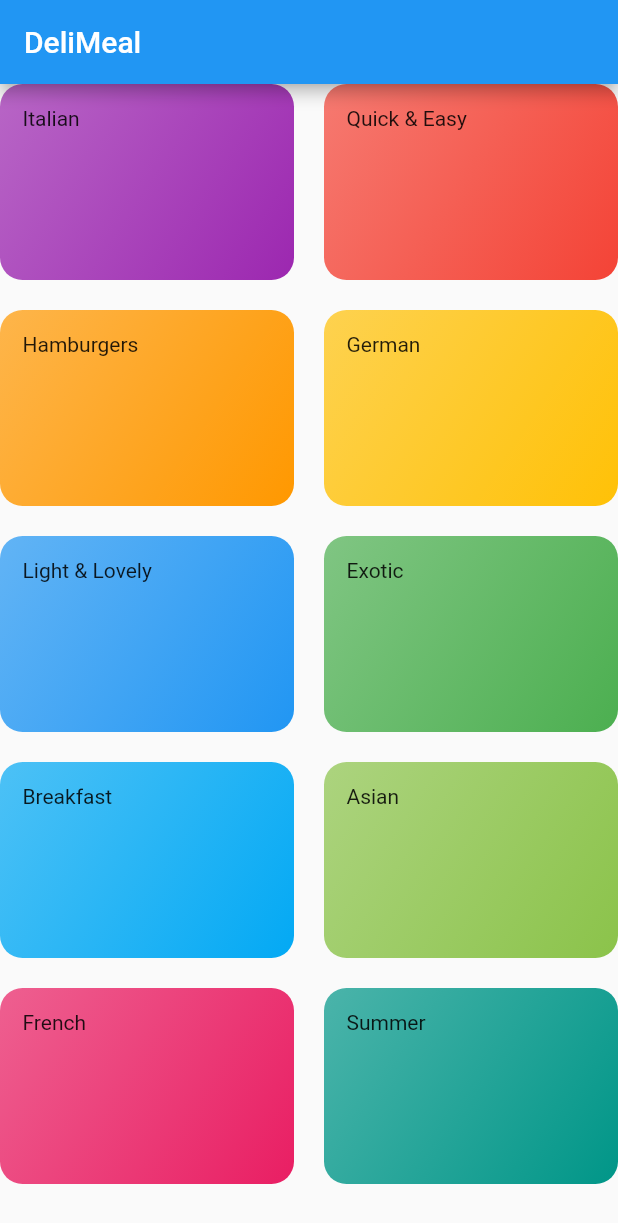
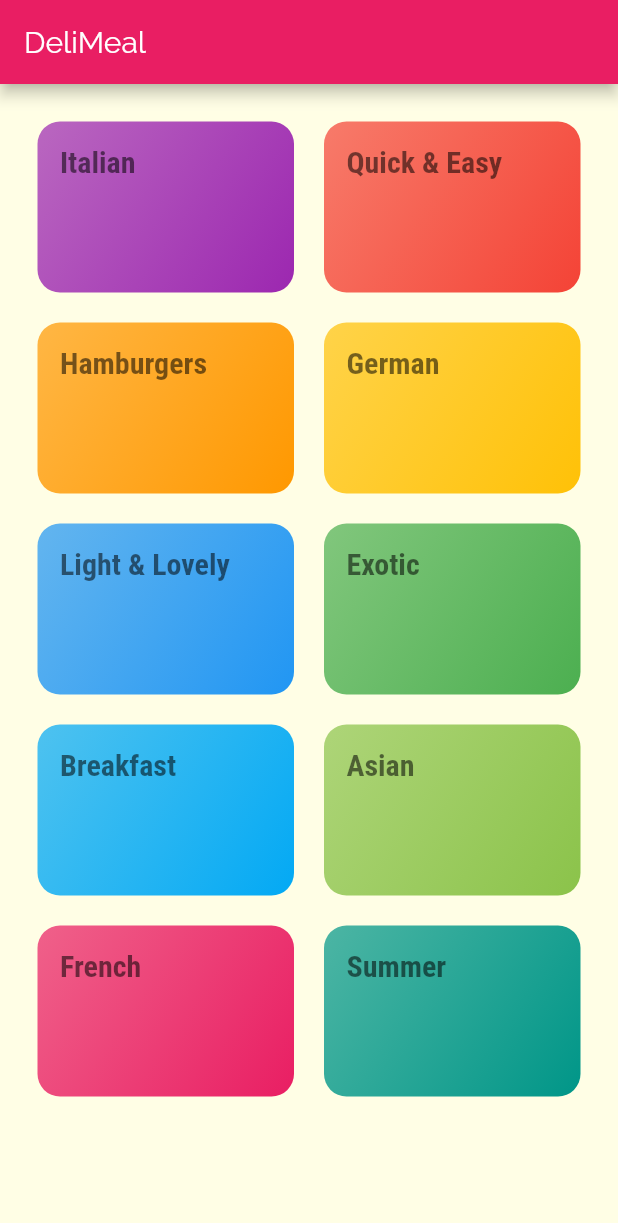
Before and after one commit to kguertin/learn_flutter, a Flutter app: the screen it shows after launch, on a phone screen of 412 x 824 dp. Shown: the top 1223 px of the screen. Run offline on Flutter 3.47's test engine with Material 2 defaults, Android fonts, the phone set to English and light mode, and no system bars; our stand-ins replace dartz, equatable.

Commit message:
add style and theming

```diff
--- a/meal_app/lib/categories_screen.dart
+++ b/meal_app/lib/categories_screen.dart
@@ -11,6 +11,7 @@ class CategoriesScreen extends StatelessWidget {
         title: const Text("DeliMeal"),
       ),
       body: GridView(
+        padding: const EdgeInsets.all(25),
         children: DUMMY_CATEGORIES
             .map((categoryData) => CategoryItem(
                   categoryData.title,
--- a/meal_app/lib/category_item.dart
+++ b/meal_app/lib/category_item.dart
@@ -10,7 +10,10 @@ class CategoryItem extends StatelessWidget {
   Widget build(BuildContext context) {
     return Container(
       padding: const EdgeInsets.all(15.0),
-      child: Text(title),
+      child: Text(
+        title,
+        style: Theme.of(context).textTheme.headline1,
+      ),
       decoration: BoxDecoration(
         gradient: LinearGradient(
           colors: [
--- a/meal_app/lib/main.dart
+++ b/meal_app/lib/main.dart
@@ -9,7 +9,15 @@ class MyApp extends StatelessWidget {
     return MaterialApp(
       title: 'DeliMeals',
       theme: ThemeData(
-        primarySwatch: Colors.blue,
+        primarySwatch: Colors.pink,
+        accentColor: Colors.amber,
+        canvasColor: Color.fromRGBO(255, 254, 229, 1),
+        fontFamily: 'Raleway',
+        textTheme: ThemeData.light().textTheme.copyWith(
+            bodyText1: TextStyle(color: Color.fromRGBO(20, 51, 51, 1)),
+            bodyText2: TextStyle(color: Color.fromRGBO(20, 51, 51, 1)),
+            headline1: TextStyle(
+                fontSize: 20, fontFamily: 'RobotoCondensed', fontWeight: FontWeight.bold)),
       ),
       home: CategoriesScreen(),
     );
```
Also changed, not shown: meal_app/pubspec.yaml (+17 -12 lines), meal_app/assets/fonts/Raleway-Black.ttf (added), meal_app/assets/fonts/Raleway-Bold.ttf (added), meal_app/assets/fonts/Raleway-Regular.ttf (added), meal_app/assets/fonts/RobotoCondensed-Bold.ttf (added), meal_app/assets/fonts/RobotoCondensed-Italic.ttf (added), meal_app/assets/fonts/RobotoCondensed-Light.ttf (added), meal_app/assets/fonts/RobotoCondensed-Regular.ttf (added).
